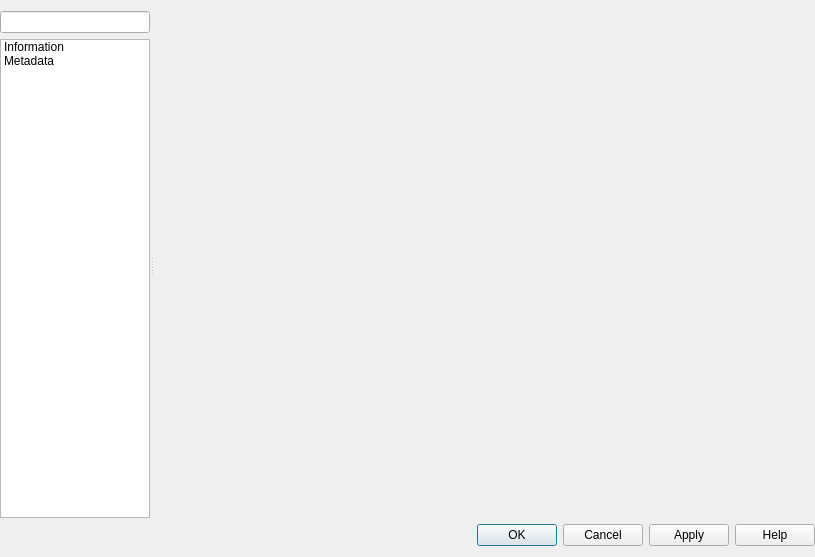
Above: src/ui/qgspointcloudlayerpropertiesbase.ui from qgis/QGIS before the change. Below: the same form after it.
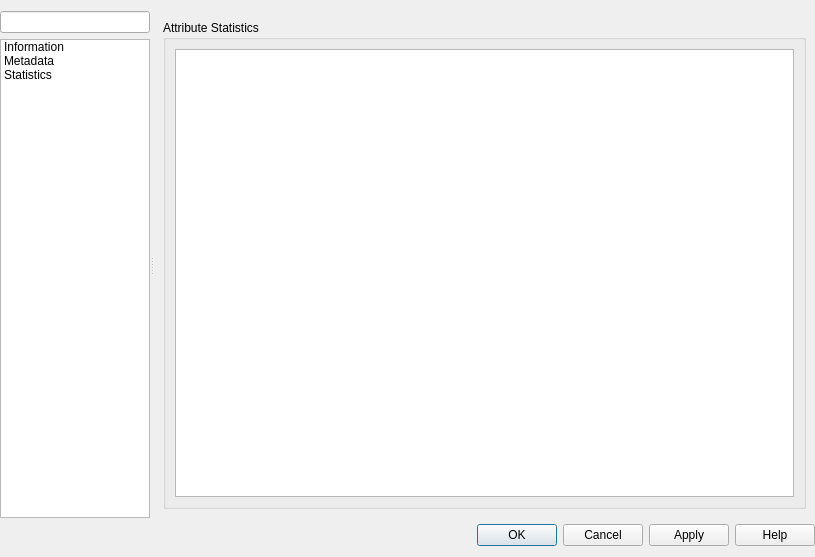
That is the form after the change. Icons and pictures are not drawn. Custom widgets are drawn as their Qt base class.

Commit message: Add Statistics tab to point cloud layer properties dialog, which shows any precalculated statistics from the metadata

```diff
--- a/src/ui/qgspointcloudlayerpropertiesbase.ui
+++ b/src/ui/qgspointcloudlayerpropertiesbase.ui
@@ -122,6 +122,18 @@
             <normaloff>:/images/themes/default/propertyicons/editmetadata.svg</normaloff>:/images/themes/default/propertyicons/editmetadata.svg</iconset>
           </property>
          </item>
+         <item>
+          <property name="text">
+           <string>Statistics</string>
+          </property>
+          <property name="toolTip">
+           <string>Statistics</string>
+          </property>
+          <property name="icon">
+           <iconset resource="../../images/images.qrc">
+            <normaloff>:/images/themes/default/algorithms/mAlgorithmBasicStatistics.svg</normaloff>:/images/themes/default/algorithms/mAlgorithmBasicStatistics.svg</iconset>
+          </property>
+         </item>
         </widget>
        </item>
       </layout>
@@ -164,7 +176,7 @@
           <enum>QFrame::Plain</enum>
          </property>
          <property name="currentIndex">
-          <number>1</number>
+          <number>2</number>
          </property>
          <widget class="QWidget" name="mOptsPage_Information">
           <layout class="QVBoxLayout" name="verticalLayout_4">
@@ -211,6 +223,26 @@
            </item>
           </layout>
          </widget>
+         <widget class="QWidget" name="mOptsPage_Statistics">
+          <layout class="QVBoxLayout" name="verticalLayout_6">
+           <item>
+            <widget class="QgsCollapsibleGroupBox" name="groupBox">
+             <property name="title">
+              <string>Attribute Statistics</string>
+             </property>
+             <layout class="QVBoxLayout" name="verticalLayout_7">
+              <item>
+               <widget class="QTableView" name="mStatisticsTableView">
+                <property name="alternatingRowColors">
+                 <bool>true</bool>
+                </property>
+               </widget>
+              </item>
+             </layout>
+            </widget>
+           </item>
+          </layout>
+         </widget>
         </widget>
        </item>
       </layout>
@@ -265,6 +297,12 @@
    <extends>QLineEdit</extends>
    <header>qgsfilterlineedit.h</header>
   </customwidget>
+  <customwidget>
+   <class>QgsCollapsibleGroupBox</class>
+   <extends>QGroupBox</extends>
+   <header>qgscollapsiblegroupbox.h</header>
+   <container>1</container>
+  </customwidget>
  </customwidgets>
  <tabstops>
   <tabstop>mSearchLineEdit</tabstop>
```
The commit also changes 3 other files.
